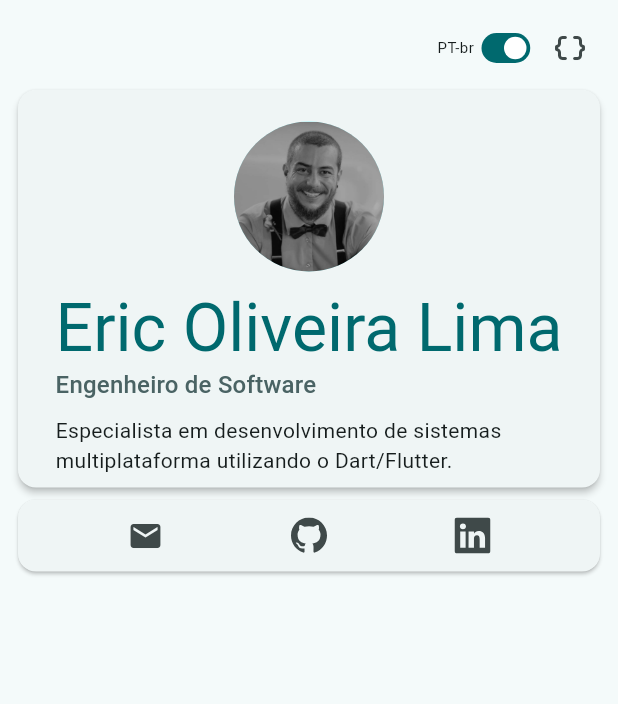
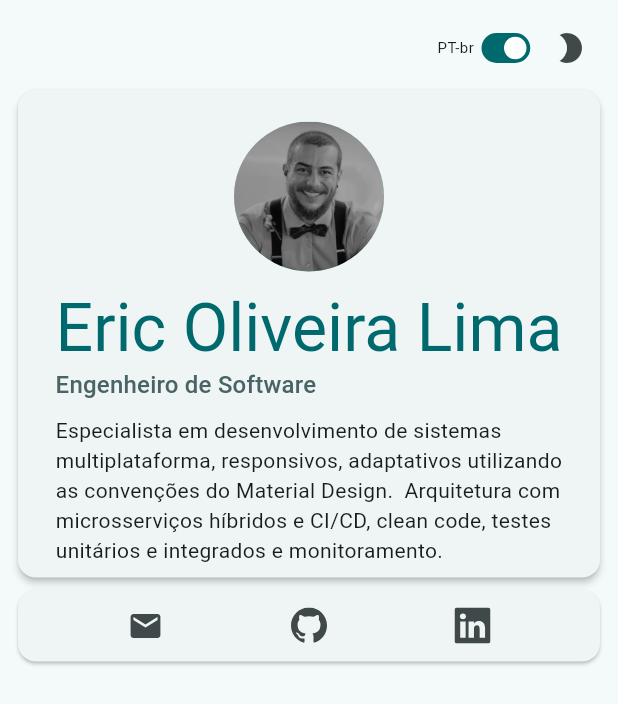
Before and after one commit to ericodex/ericode, a Flutter app: the screen it shows after launch, on a phone screen of 412 x 824 dp. Shown: the top 704 px of the screen. Run offline on Flutter 3.47's test engine with Material 3 defaults, Android fonts, the phone set to English and light mode, and no system bars; our stand-ins replace bloc, icons_plus, shared_preferences.

Commit message:
feat: Update theme preference handling to use string values instead of boolean

```diff
--- a/lib/main.dart
+++ b/lib/main.dart
@@ -17,8 +17,7 @@ class MyApp extends StatelessWidget {
 
   @override
   Widget build(BuildContext context) {
-    final systemPreference =
-        MediaQuery.of(context).platformBrightness == Brightness.dark;
+
     return MultiProvider(
       providers: [
         ChangeNotifierProvider(create: (context) => ThemeProvider()),
@@ -30,19 +29,10 @@ class MyApp extends StatelessWidget {
           debugShowCheckedModeBanner: false,
           theme: ThemeData(
             colorScheme: ColorScheme.fromSeed(
-              brightness: themeChange.preference == ThemeTypes.system
-                  ? systemPreference
-                      ? Brightness.dark
-                      : Brightness.light
-                  : themeChange.preference == ThemeTypes.dark
+              brightness: themeChange.preference == ThemeTypes.dark
                       ? Brightness.dark
                       : Brightness.light,
-              seedColor: themeChange.preference == ThemeTypes.system
-                  ? systemPreference
-                      ? Colors.green.shade900
-                      : Color.fromARGB(
-                          255, 0, (255 * 0.25).toInt(), (255 * 0.26).toInt())
-                  : themeChange.preference == ThemeTypes.dark
+              seedColor: themeChange.preference == ThemeTypes.dark
                       ? Colors.green.shade900
                       : Color.fromARGB(
                           255, 0, (255 * 0.25).toInt(), (255 * 0.26).toInt()),
@@ -74,6 +64,13 @@ class MyHomePage extends StatefulWidget {
 class _MyHomePageState extends State<MyHomePage> {
   String _language = 'PT-br';
 
+  @override
+  void initState() {
+    super.initState();
+
+
+  }
+
   int max = 1000;
   int min = 600;
 
@@ -94,6 +91,7 @@ class _MyHomePageState extends State<MyHomePage> {
 
   @override
   Widget build(BuildContext context) {
+
     final width = MediaQuery.of(context).size.width;
     return Scaffold(
       body: width < 400
@@ -209,8 +207,10 @@ class _MyHomePageState extends State<MyHomePage> {
                                           ),
                                           const SizedBox(height: 8),
                                           Text(
-                                              'Especialista em desenvolvimento de sistemas multiplataforma '
-                                              'utilizando o Dart/Flutter. ',
+                                              'Especialista em desenvolvimento de sistemas multiplataforma, '
+                                              'responsivos, adaptativos utilizando as convenções do Material Design. '
+                                              ' Arquitetura com microsserviços híbridos e CI/CD, '
+                                              'clean code, testes unitários e integrados e monitoramento.',
                                               style: Theme.of(context)
                                                   .textTheme
                                                   .bodyMedium),
@@ -303,20 +303,15 @@ class _ThemePreferenceIconButtonState extends State<ThemePreferenceIconButton> {
   Widget build(BuildContext context) {
     final themeChange = Provider.of<ThemeProvider>(context);
     return IconButton(
-      tooltip:
-          '${themeChange.preference == ThemeTypes.system ? 'Sistema' : themeChange.preference == ThemeTypes.dark ? 'Escuro' : 'Claro'}\nAlterar tema',
-      icon: Icon(themeChange.preference == ThemeTypes.system
-          ? Icons.data_object_rounded
-          : themeChange.preference == ThemeTypes.dark
-              ? Icons.brightness_7
-              : Icons.brightness_high),
+      tooltip:'Alterar tema',
+      icon: Icon(themeChange.preference == ThemeTypes.light
+              ? Icons.brightness_2
+              : Icons.brightness_7),
       onPressed: () {
-        if (themeChange.preference == ThemeTypes.system) {
-          themeChange.preference = ThemeTypes.light;
-        } else if (themeChange.preference == ThemeTypes.light) {
+        if (themeChange.preference == ThemeTypes.light) {
           themeChange.preference = ThemeTypes.dark;
         } else if (themeChange.preference == ThemeTypes.dark) {
-          themeChange.preference = ThemeTypes.system;
+          themeChange.preference = ThemeTypes.light;
         }
       },
     );
--- a/lib/providers.dart
+++ b/lib/providers.dart
@@ -5,7 +5,7 @@ import 'package:shared_preferences/shared_preferences.dart';
 
 class ThemeProvider with ChangeNotifier {
   ThemePreference themePreference = ThemePreference();
-  String _themePreference = ThemeTypes.system;
+  String _themePreference = ThemeTypes.light;
 
   String get preference => _themePreference;
 
```
